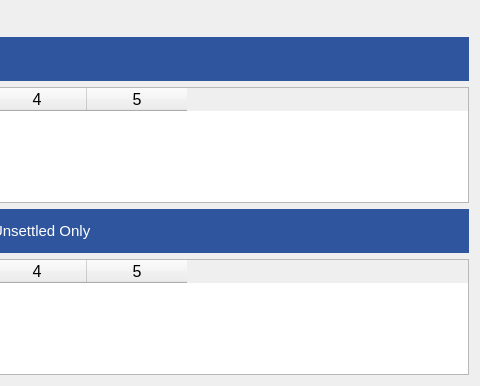
The window that estorecpp/customeroutstanding.ui (Watti/estorecpp) describes before a commit, drawn with Qt 5; both pictures show x 325 to 805 and y 0 to 386 of the 805 by 386 pixel window.
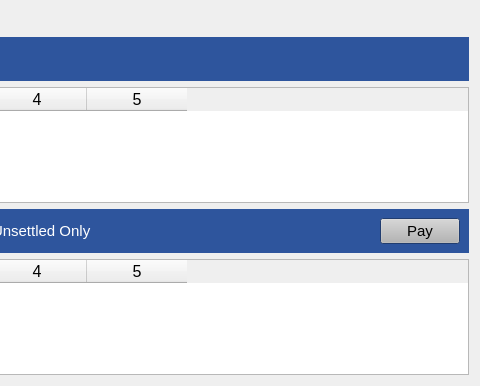
The same window after the commit.

What changed in the file:
```diff
--- a/estorecpp/customeroutstanding.ui
+++ b/estorecpp/customeroutstanding.ui
@@ -1146,6 +1146,18 @@
         </property>
        </spacer>
       </item>
+      <item>
+       <widget class="QPushButton" name="multiPayBtn">
+        <property name="font">
+         <font>
+          <pointsize>11</pointsize>
+         </font>
+        </property>
+        <property name="text">
+         <string>Pay</string>
+        </property>
+       </widget>
+      </item>
      </layout>
     </widget>
    </item>
```
